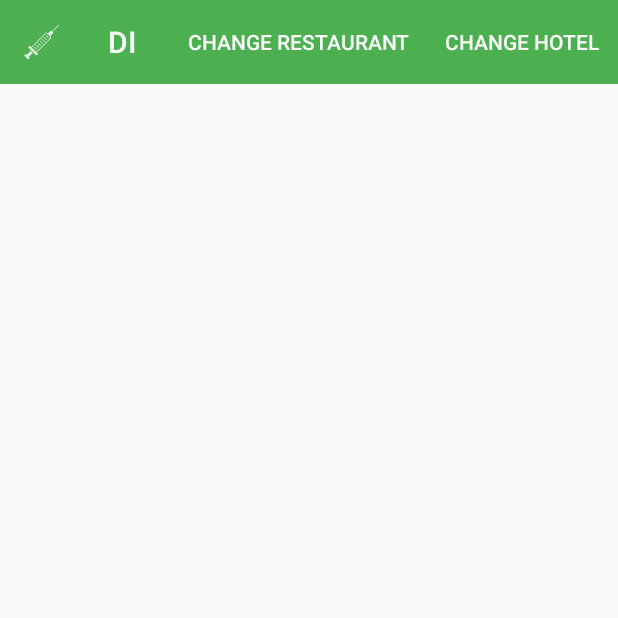
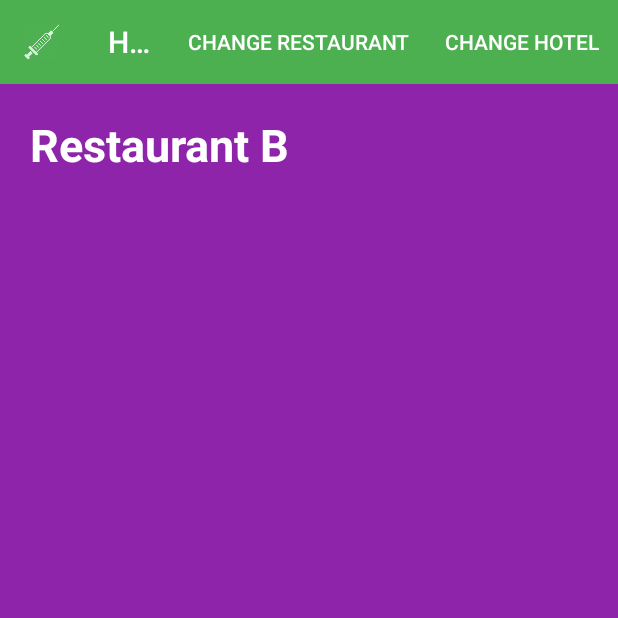
Before and after one commit to androidlife/get-a-fix-of-dependency, an Android app: the screen it shows after launch (HotelA), after a tap on "CHANGE RESTAURANT", on a phone screen of 412 x 824 dp, the top half of it. Run offline under Robolectric (Android 15) with nearby library versions, the phone set to English and light mode, and no system bars; our stand-ins replace ButterKnife, Timber; 1 statement that could not run was skipped.

Commit message:
Completing all the views

```diff
--- a/app/src/main/AndroidManifest.xml
+++ b/app/src/main/AndroidManifest.xml
@@ -16,6 +16,7 @@
                 <category android:name="android.intent.category.LAUNCHER" />
             </intent-filter>
         </activity>
+        <activity android:name=".HotelB"  android:screenOrientation="portrait"/>
     </application>
 
 </manifest>
--- a/app/src/main/java/com/wordpress/laaptu/dependencyinjection/HotelA.java
+++ b/app/src/main/java/com/wordpress/laaptu/dependencyinjection/HotelA.java
@@ -10,8 +10,12 @@ import android.view.MenuItem;
 import com.wordpress.laaptu.dependencyinjection.fragments.RestaurantA;
 import com.wordpress.laaptu.dependencyinjection.fragments.RestaurantB;
 
+import butterknife.BindView;
+import butterknife.ButterKnife;
+
 public class HotelA extends AppCompatActivity {
 
+    @BindView(R.id.toolbar)
     Toolbar toolbar;
 
     private static final String RESTAURANT_A = "RestaurantA", RESTAURNAT_B =
@@ -27,11 +31,12 @@ public class HotelA extends AppCompatActivity {
     @Override
     protected void onCreate(Bundle savedInstanceState) {
         super.onCreate(savedInstanceState);
-        setContentView(R.layout.activity_main);
-        toolbar = (Toolbar) findViewById(R.id.toolbar);
+        setContentView(R.layout.hotel_a);
+        ButterKnife.bind(this);
         setSupportActionBar(toolbar);
         getSupportActionBar().setDisplayHomeAsUpEnabled(true);
         getSupportActionBar().setHomeAsUpIndicator(R.drawable.ic_home);
+        getSupportActionBar().setTitle("Hotel A");
         changeFragment(FragState.RestaurantA);
     }
 
--- a/app/src/main/java/com/wordpress/laaptu/dependencyinjection/fragments/BaseFragment.java
+++ b/app/src/main/java/com/wordpress/laaptu/dependencyinjection/fragments/BaseFragment.java
@@ -6,10 +6,6 @@ import android.support.v4.app.Fragment;
 import android.view.LayoutInflater;
 import android.view.View;
 import android.view.ViewGroup;
-import android.widget.TextView;
-
-import com.wordpress.laaptu.dependencyinjection.events.BusProvider;
-import com.wordpress.laaptu.dependencyinjection.model.User;
 
 import butterknife.ButterKnife;
 
--- a/app/src/main/java/com/wordpress/laaptu/dependencyinjection/fragments/RestaurantA.java
+++ b/app/src/main/java/com/wordpress/laaptu/dependencyinjection/fragments/RestaurantA.java
@@ -2,23 +2,19 @@ package com.wordpress.laaptu.dependencyinjection.fragments;
 
 import android.os.Bundle;
 import android.support.annotation.Nullable;
-import android.text.Spannable;
-import android.text.SpannableStringBuilder;
-import android.text.style.TextAppearanceSpan;
-import android.view.LayoutInflater;
-import android.view.View;
-import android.view.ViewGroup;
 import android.widget.TextView;
-import com.wordpress.laaptu.dependencyinjection.MainApplication;
+
 import com.wordpress.laaptu.dependencyinjection.R;
-import com.wordpress.laaptu.dependencyinjection.data.DataService;
-import com.wordpress.laaptu.dependencyinjection.model.User;
-import javax.inject.Inject;
+
+import butterknife.BindView;
 
 /**
  */
 
 public class RestaurantA extends BaseFragment {
+
+  @BindView(R.id.txt_title)
+  TextView txtTitle;
 
   public RestaurantA() {
 
@@ -32,6 +28,12 @@ public class RestaurantA extends BaseFragment {
 
   @Override
   int getLayoutId() {
-    return 0;
+    return R.layout.restaurant_a;
+  }
+
+  @Override
+  public void onActivityCreated(@Nullable Bundle savedInstanceState) {
+    super.onActivityCreated(savedInstanceState);
+    txtTitle.setText("Restaurant A");
   }
 }
--- a/app/src/main/java/com/wordpress/laaptu/dependencyinjection/fragments/RestaurantB.java
+++ b/app/src/main/java/com/wordpress/laaptu/dependencyinjection/fragments/RestaurantB.java
@@ -2,29 +2,21 @@ package com.wordpress.laaptu.dependencyinjection.fragments;
 
 import android.os.Bundle;
 import android.support.annotation.Nullable;
-import android.text.TextUtils;
-import android.util.Patterns;
-import android.view.LayoutInflater;
-import android.view.View;
-import android.view.ViewGroup;
-import android.widget.EditText;
+import android.widget.TextView;
 
-import com.squareup.otto.Subscribe;
-import com.wordpress.laaptu.dependencyinjection.MainApplication;
 import com.wordpress.laaptu.dependencyinjection.R;
-import com.wordpress.laaptu.dependencyinjection.data.DataService;
-import com.wordpress.laaptu.dependencyinjection.events.Events;
-import com.wordpress.laaptu.dependencyinjection.model.User;
-import com.wordpress.laaptu.dependencyinjection.widgets.EditFormTextInputLayout;
 
-import javax.inject.Inject;
+import butterknife.BindView;
 
 /**
  */
 
 public class RestaurantB extends BaseFragment {
 
-    public RestaurantB(){
+    @BindView(R.id.txt_title)
+    TextView txtTitle;
+
+    public RestaurantB() {
 
     }
 
@@ -36,6 +28,12 @@ public class RestaurantB extends BaseFragment {
 
     @Override
     int getLayoutId() {
-        return 0;
+        return R.layout.restaurant_b;
+    }
+
+    @Override
+    public void onActivityCreated(@Nullable Bundle savedInstanceState) {
+        super.onActivityCreated(savedInstanceState);
+        txtTitle.setText("Restaurant B");
     }
 }
--- a/app/src/main/res/layout/activity_main.xml
+++ b/app/src/main/res/layout/hotel_a.xml
@@ -5,11 +5,7 @@
     android:layout_height="match_parent"
     android:orientation="vertical">
 
-    <android.support.v7.widget.Toolbar
-        android:id="@+id/toolbar"
-        android:layout_width="match_parent"
-        android:layout_height="?attr/actionBarSize"
-        android:theme="@style/ToolbarStyle" />
+    <include layout="@layout/toolbar" />
 
     <FrameLayout
         android:id="@+id/container"
--- /dev/null
+++ b/app/src/main/res/layout/restaurant_b.xml
@@ -0,0 +1,12 @@
+<?xml version="1.0" encoding="utf-8"?>
+<LinearLayout xmlns:android="http://schemas.android.com/apk/res/android"
+    android:id="@+id/activity_main"
+    android:layout_width="match_parent"
+    android:layout_height="match_parent"
+    android:orientation="vertical"
+    android:padding="20dp"
+    android:background="#8e24aa">
+
+    <include layout="@layout/title" />
+
+</LinearLayout>
--- /dev/null
+++ b/app/src/main/res/layout/title.xml
@@ -0,0 +1,11 @@
+<?xml version="1.0" encoding="utf-8"?>
+<TextView xmlns:android="http://schemas.android.com/apk/res/android"
+    xmlns:tools="http://schemas.android.com/tools"
+    android:id="@+id/txt_title"
+    android:layout_width="match_parent"
+    android:layout_height="wrap_content"
+    android:text="Restaurant A"
+    android:textColor="@android:color/white"
+    android:textSize="30sp"
+    android:textStyle="bold"
+    tools:showIn="@layout/restaurant_b" />
--- /dev/null
+++ b/app/src/main/res/layout/toolbar.xml
@@ -0,0 +1,10 @@
+<?xml version="1.0" encoding="utf-8"?>
+
+
+<android.support.v7.widget.Toolbar xmlns:android="http://schemas.android.com/apk/res/android"
+    xmlns:tools="http://schemas.android.com/tools"
+    android:id="@+id/toolbar"
+    android:layout_width="match_parent"
+    android:layout_height="?attr/actionBarSize"
+    android:theme="@style/ToolbarStyle"
+    tools:showIn="@layout/hotel_a" />
```
Also changed, not shown: app/src/main/java/com/wordpress/laaptu/dependencyinjection/HotelB.java (+32 -0 lines), app/src/main/java/com/wordpress/laaptu/dependencyinjection/widgets/EditFormTextInputLayout.java (deleted, +0 -52 lines), app/src/main/res/layout/hotel_b.xml (added, +18 -0 lines), app/src/main/res/layout/restaurant_a.xml (added, +12 -0 lines), app/src/main/res/layout/view.xml (deleted, +0 -10 lines).
